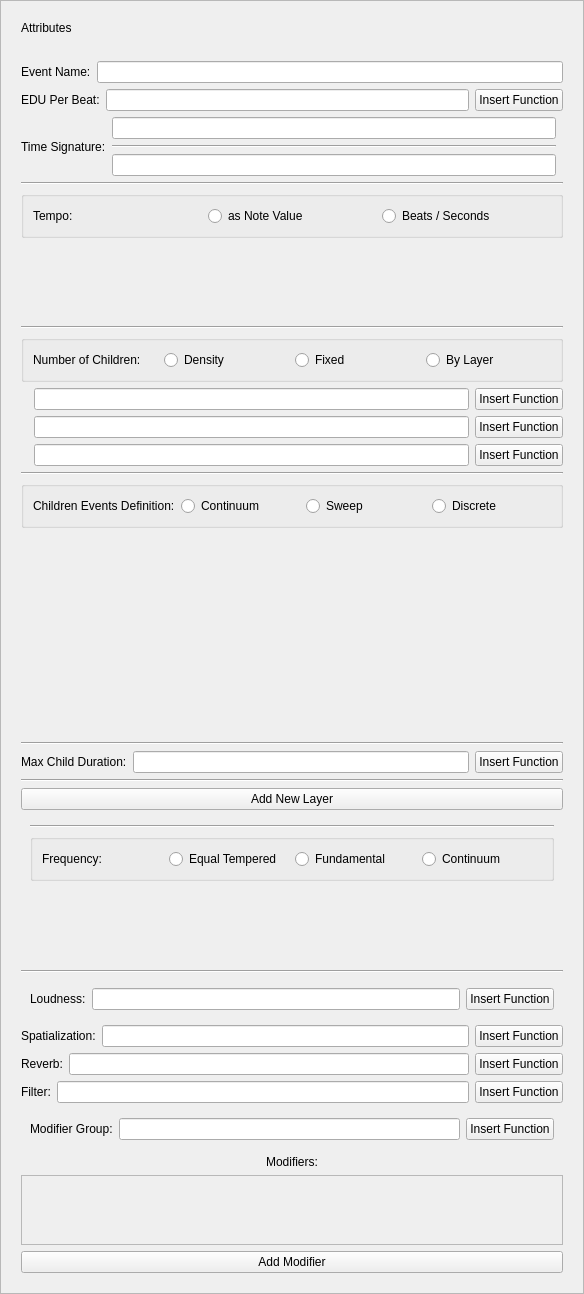
Before: the Qt Designer form LASSIE/src/ui/Attributes.ui in passyur/DISSCO-2.2.0, drawn with Qt 5.
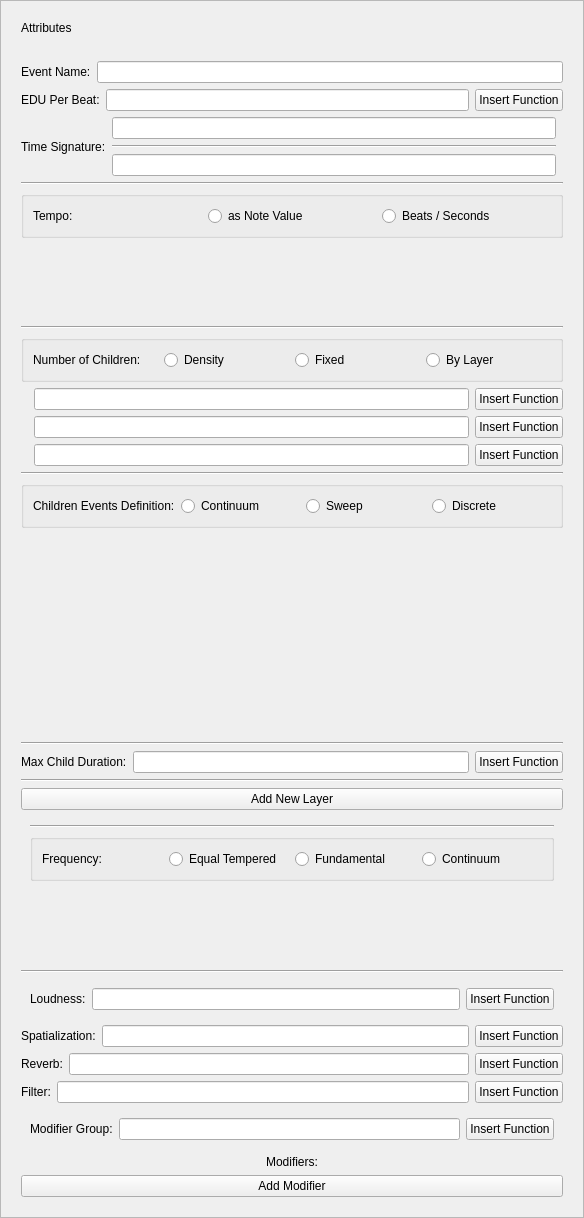
After: the same form once the commit is applied. The open tabs and pages were chosen to show the change.

Commit message: Fix modifiers to be like spectrum

Diff of the .ui file:
```diff
--- a/LASSIE/src/ui/Attributes.ui
+++ b/LASSIE/src/ui/Attributes.ui
@@ -910,19 +910,17 @@
                                 <property name="alignment"><set>Qt::AlignCenter</set></property>
                                 </widget>
                             </item>
-                            <item>
-                            <widget class="QScrollArea" name="modScrollWindow">
-                            <property name="fixedHeight"><number>450</number></property>
-                                <property name="minimumHeight"><number>450</number></property>
-                                <!-- <property name="maximumHeight"><number>450</number></property> -->
-                                <property name="widgetResizable"><bool>true</bool></property>
-                                <widget class="QWidget" name="modScrollWindowContent">     
-                                    <layout class="QVBoxLayout" name="modScrollWindowLayout">    
-                                        <!-- Modifiers.ui -->
-                                    </layout>    
-                                </widget>
-                            </widget>
-                            </item>      
+                        </layout>
+                        </item>
+
+                        <item>
+                        <layout class="QVBoxLayout" name="modifiersLayout">
+                           <!-- Modifiers.ui -->
+                        </layout>
+                        </item>
+
+                        <item>
+                        <layout class="QVBoxLayout" name="addModifierLayout">
                             <item>
                                 <widget class="QPushButton" name="addModifierButton">
                                 <property name="text">
```
Left out of the diff: 2 changed lines with no effect on the pictures. The commit also changes 8 other files.
